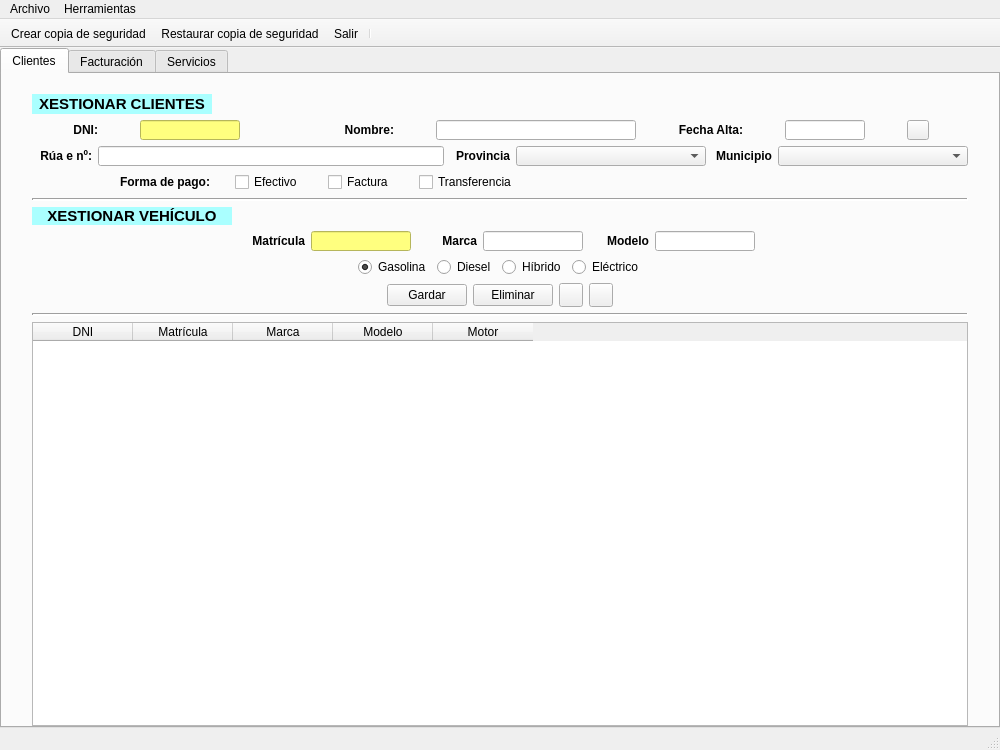
Old version of the form ui/ventMain.ui in the repository arielcostas/dam-di-costasguerrero.
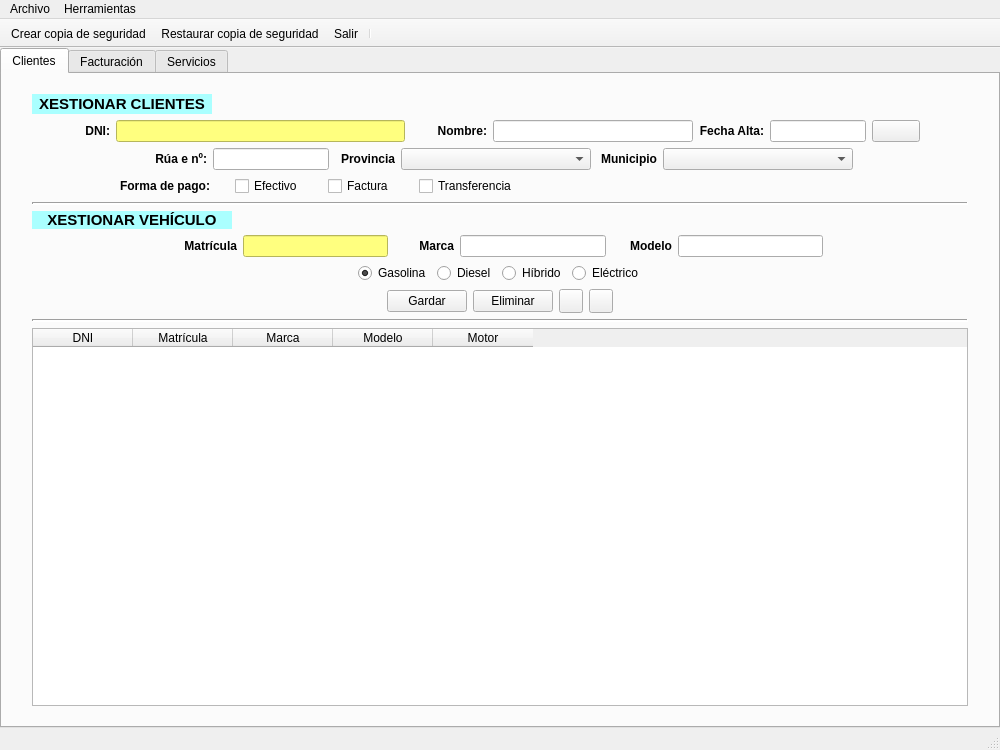
New version of the form. Icons and pictures are not drawn.

What changed in the file:
```diff
--- a/ui/ventMain.ui
+++ b/ui/ventMain.ui
@@ -59,7 +59,7 @@
          <number>30</number>
         </property>
         <property name="bottomMargin">
-         <number>0</number>
+         <number>20</number>
         </property>
         <item>
          <widget class="QLabel" name="lblTituloClientes">
@@ -99,7 +99,20 @@
          </widget>
         </item>
         <item>
-         <layout class="QHBoxLayout" name="horizontalLayout_7">
+         <layout class="QHBoxLayout" name="horizontalLayout_7" stretch="1,1,6,1,1,2,1,2,1,1">
+          <item>
+           <spacer name="horizontalSpacer_11">
+            <property name="orientation">
+             <enum>Qt::Horizontal</enum>
+            </property>
+            <property name="sizeHint" stdset="0">
+             <size>
+              <width>40</width>
+              <height>20</height>
+             </size>
+            </property>
+           </spacer>
+          </item>
           <item>
            <widget class="QLabel" name="lblDni">
             <property name="minimumSize">
@@ -135,12 +148,6 @@
               <height>20</height>
              </size>
             </property>
-            <property name="maximumSize">
-             <size>
-              <width>100</width>
-              <height>20</height>
-             </size>
-            </property>
             <property name="styleSheet">
              <string notr="true">background-color: rgb(255, 255, 127)</string>
             </property>
@@ -208,12 +215,6 @@
               <height>20</height>
              </size>
             </property>
-            <property name="maximumSize">
-             <size>
-              <width>200</width>
-              <height>20</height>
-             </size>
-            </property>
            </widget>
           </item>
           <item>
@@ -251,12 +252,6 @@
               <height>20</height>
              </size>
             </property>
-            <property name="maximumSize">
-             <size>
-              <width>80</width>
-              <height>20</height>
-             </size>
-            </property>
            </widget>
           </item>
           <item>
@@ -267,12 +262,6 @@
               <height>20</height>
              </size>
             </property>
-            <property name="maximumSize">
-             <size>
-              <width>20</width>
-              <height>20</height>
-             </size>
-            </property>
             <property name="text">
              <string/>
             </property>
@@ -288,10 +277,36 @@
             </property>
            </widget>
           </item>
+          <item>
+           <spacer name="horizontalSpacer_12">
+            <property name="orientation">
+             <enum>Qt::Horizontal</enum>
+            </property>
+            <property name="sizeHint" stdset="0">
+             <size>
+              <width>40</width>
+              <height>20</height>
+             </size>
+            </property>
+           </spacer>
+          </item>
          </layout>
         </item>
         <item>
          <layout class="QHBoxLayout" name="horizontalLayout_8">
+          <item>
+           <spacer name="horizontalSpacer_9">
+            <property name="orientation">
+             <enum>Qt::Horizontal</enum>
+            </property>
+            <property name="sizeHint" stdset="0">
+             <size>
+              <width>40</width>
+              <height>20</height>
+             </size>
+            </property>
+           </spacer>
+          </item>
           <item>
            <widget class="QLabel" name="lblDireccionCliente">
             <property name="minimumSize">
@@ -324,13 +339,7 @@
             <property name="minimumSize">
              <size>
               <width>0</width>
-              <height>20</height>
-             </size>
-            </property>
-            <property name="maximumSize">
-             <size>
-              <width>16777215</width>
-              <height>20</height>
+              <height>22</height>
              </size>
             </property>
            </widget>
@@ -367,13 +376,7 @@
             <property name="minimumSize">
              <size>
               <width>190</width>
-              <height>20</height>
-             </size>
-            </property>
-            <property name="maximumSize">
-             <size>
-              <width>16777215</width>
-              <height>20</height>
+              <height>22</height>
              </size>
             </property>
            </widget>
@@ -410,17 +413,24 @@
             <property name="minimumSize">
              <size>
               <width>190</width>
-              <height>20</height>
-             </size>
-            </property>
-            <property name="maximumSize">
-             <size>
-              <width>170</width>
-              <height>20</height>
+              <height>22</height>
              </size>
             </property>
            </widget>
           </item>
+          <item>
+           <spacer name="horizontalSpacer_10">
+            <property name="orientation">
+             <enum>Qt::Horizontal</enum>
+            </property>
+            <property name="sizeHint" stdset="0">
+             <size>
+              <width>40</width>
+              <height>20</height>
+             </size>
+            </property>
+           </spacer>
+          </item>
          </layout>
         </item>
         <item>
@@ -573,14 +583,7 @@
          </widget>
         </item>
         <item>
-         <layout class="QHBoxLayout" name="horizontalLayout_2">
-          <property name="leftMargin">
-           <number>0</number>
-          </property>
-          <property name="rightMargin">
-           <number>0</number>
-          </property>
-          <item>
+
            <layout class="QHBoxLayout" name="horizontalLayout_10">
             <item>
              <spacer name="horizontalSpacer_7">
@@ -627,13 +630,7 @@
               <property name="minimumSize">
                <size>
                 <width>100</width>
-                <height>20</height>
-               </size>
-              </property>
-              <property name="maximumSize">
-               <size>
-                <width>100</width>
-                <height>20</height>
+                <height>22</height>
                </size>
               </property>
               <property name="autoFillBackground">
@@ -676,13 +673,7 @@
               <property name="minimumSize">
                <size>
                 <width>100</width>
-                <height>20</height>
-               </size>
-              </property>
-              <property name="maximumSize">
-               <size>
-                <width>100</width>
-                <height>20</height>
+                <height>22</height>
                </size>
               </property>
              </widget>
@@ -719,13 +710,7 @@
               <property name="minimumSize">
                <size>
                 <width>100</width>
-                <height>20</height>
-               </size>
-              </property>
-              <property name="maximumSize">
-               <size>
-                <width>100</width>
-                <height>20</height>
+                <height>22</height>
                </size>
               </property>
              </widget>
@@ -744,8 +729,7 @@
              </spacer>
             </item>
            </layout>
-          </item>
-         </layout>
+
         </item>
         <item>
          <layout class="QHBoxLayout" name="horizontalLayout_9">
```
